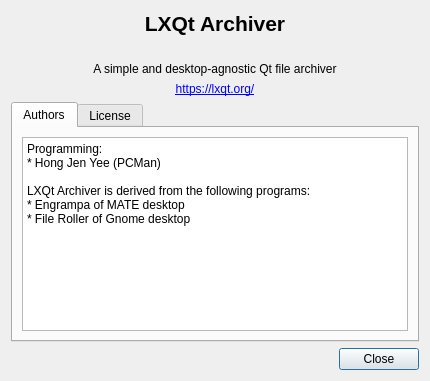
This is src/about.ui in lxqt/lxqt-archiver as Qt 5 draws it before an edit. The edited form follows.
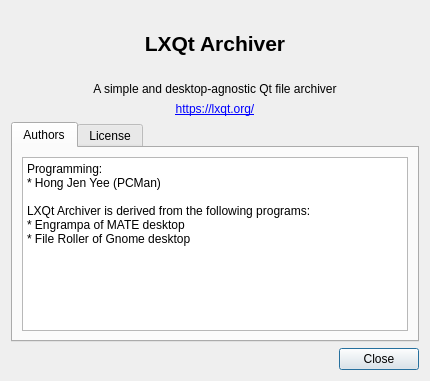
This is the edited form. Icons and pictures are not drawn.

Commit message:
Added an icon for lxqt-archiver
Fixes https://github.com/lxqt/lxqt-archiver/issues/157

The edit to the form file:
```diff
--- a/src/about.ui
+++ b/src/about.ui
@@ -18,6 +18,16 @@
     <normaloff>.</normaloff>.</iconset>
   </property>
   <layout class="QVBoxLayout" name="verticalLayout">
+   <item>
+    <widget class="QLabel" name="iconLabel">
+     <property name="text">
+      <string/>
+     </property>
+     <property name="alignment">
+      <set>Qt::AlignCenter</set>
+     </property>
+    </widget>
+   </item>
    <item>
     <widget class="QLabel" name="label">
      <property name="text">
```
The commit also changes 5 other files.
